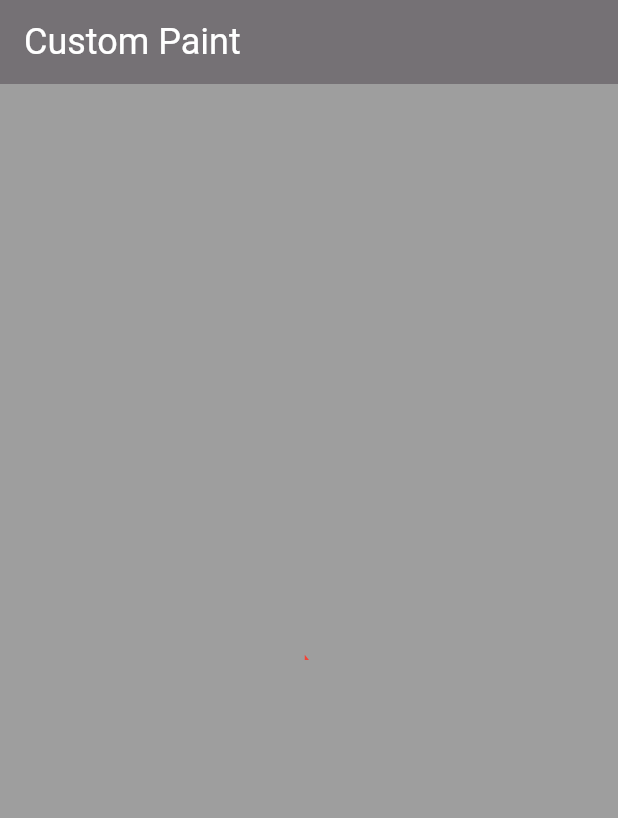
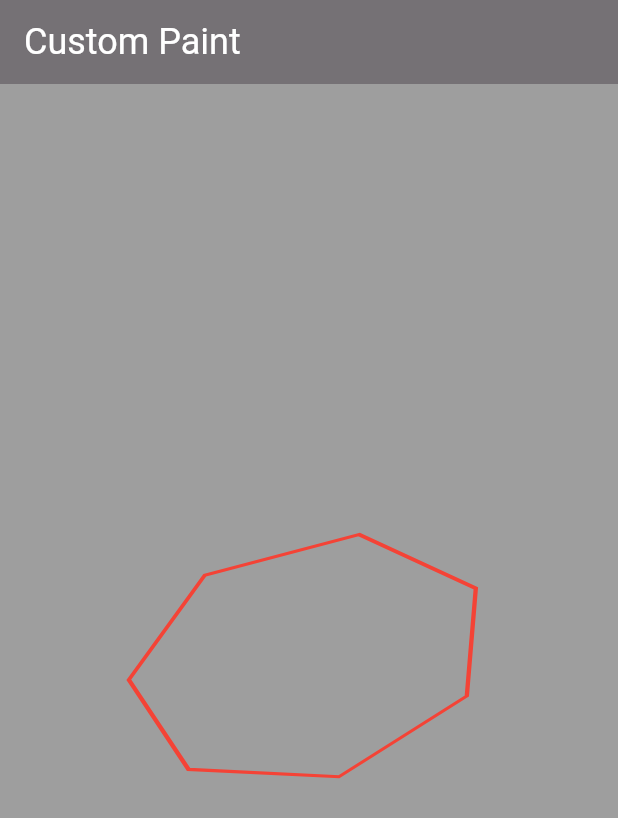
Before and after one commit to Cold-Thunder/flutter-animation, a Flutter app: the screen it shows after launch, on a phone screen of 412 x 824 dp. Shown: the top 818 px of the screen. Run offline on Flutter 3.47's test engine with Material 3 defaults, Android fonts, the phone set to English and light mode, and no system bars; missing offline and left inert: dart:ffi.

Commit message:
advance class is done

```diff
--- a/lib/advance_anim/customPaintClass.dart
+++ b/lib/advance_anim/customPaintClass.dart
@@ -15,17 +15,20 @@ class _StateCustomPaintClass extends State<CustomPaintClass> with TickerProvider
   late Animation _animScale;
   late AnimationController _animScaleCont;
 
+  late Animation _animSides;
+  late AnimationController _animContSides;
+
   @override
   void initState(){
     super.initState();
     try{
-      _animContRot =  AnimationController(vsync: this, duration: const Duration(seconds: 2));
+      _animContRot =  AnimationController(vsync: this, duration: const Duration(seconds: 3));
       _animRot = Tween(begin: 0.0, end: 2*pi).animate(_animContRot);
       _animContRot.forward();
       _animContRot.repeat();
 
-      _animScaleCont = AnimationController(vsync: this, duration: const Duration(seconds: 2));
-      _animScale = Tween(begin: 0.0, end: 1).animate(
+      _animScaleCont = AnimationController(vsync: this, duration: const Duration(seconds: 3));
+      _animScale = Tween(begin: 50.0, end: 350.0).animate(
         CurvedAnimation(
           parent: _animScaleCont,
           curve: Curves.bounceInOut
@@ -33,6 +36,11 @@ class _StateCustomPaintClass extends State<CustomPaintClass> with TickerProvider
       );
       _animScaleCont.forward();
       _animScaleCont.repeat(reverse: true);
+
+      _animContSides = AnimationController(vsync: this, duration: const Duration(seconds: 3));
+      _animSides = IntTween(begin: 3, end: 10).animate(_animContSides);
+      _animContSides.forward();
+      _animContSides.repeat(reverse: true);
     }catch(err){
       print(err);
     }
@@ -41,6 +49,8 @@ class _StateCustomPaintClass extends State<CustomPaintClass> with TickerProvider
   @override
   void dispose(){
     _animContRot.dispose();
+    _animContSides.dispose();
+    _animScaleCont.dispose();
 
     super.dispose();
   }
@@ -67,20 +77,23 @@ class _StateCustomPaintClass extends State<CustomPaintClass> with TickerProvider
                   children: [
                     AnimatedBuilder(
                         animation: Listenable.merge([
+                          _animScaleCont,
+                          _animContSides,
                           _animContRot,
-                          _animScaleCont
                         ]),
                         builder: (context, child){
                           return Transform(
                               alignment: Alignment.center,
                               transform: Matrix4.identity()
-                                ..setRotationZ(_animRot.value)
-                                ..setRotationX(_animRot.value)
-                                ..setRotationY(_animRot.value)
-                                ..scale(_animScale.value),
+                                ..rotateZ(_animRot.value)
+                                ..rotateX(_animRot.value)
+                                ..rotateY(_animRot.value),
                               child: CustomPaint(
-                                size: const Size(350,350),
-                                painter: MyPainter(),
+                                painter: MyPainter(sides: _animSides.value),
+                                child: SizedBox(
+                                  height: _animScale.value,
+                                  width: _animScale.value
+                                )
                               )
                           );
                         }
@@ -95,19 +108,39 @@ class _StateCustomPaintClass extends State<CustomPaintClass> with TickerProvider
 }
 
 class MyPainter extends CustomPainter{
+  int sides;
+
+  MyPainter({
+    required this.sides
+});
+
   @override
   void paint(Canvas canvas, Size size){
     Paint paint = Paint();
     paint
     ..color = Colors.red
-    ..style = PaintingStyle.fill
+    ..style = PaintingStyle.stroke
     ..strokeWidth = 3;
 
 
     Path path = Path();
-    path.moveTo(size.width/6, size.height/6);
-    path.lineTo(size.width/2, size.height/2);
-    path.lineTo(size.width/6, size.height/2);
+    final center = Offset(size.width/2, size.width/2);
+    final angel = (2*pi)/sides;
+    final angels = List.generate(sides, (index)=>index*angel);
+    final radius = size.width/2;
+
+    path.moveTo(
+      center.dx + radius*cos(0),
+      center.dy + radius*sin(0)
+    );
+
+    for(double angle in angels){
+      path.lineTo(
+        center.dx + radius*cos(angle),
+        center.dy + radius*sin(angle)
+      );
+    }
+
     path.close();
 
     canvas.drawPath(path, paint);
```
